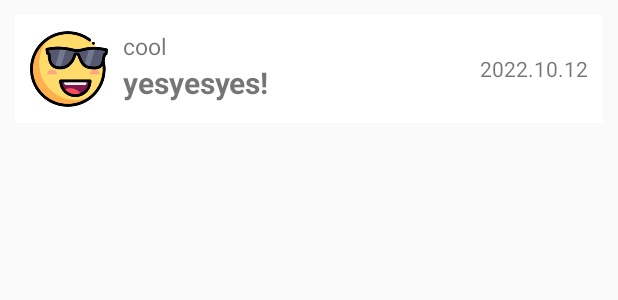
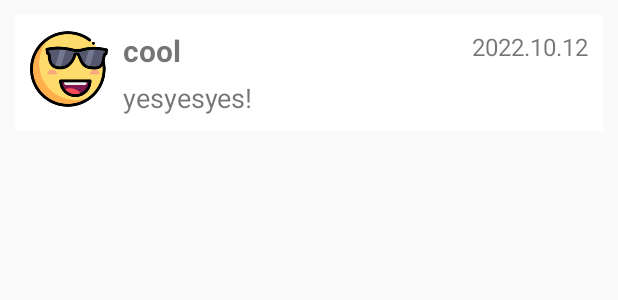
Before and after one commit to cyunyii/Mood-Diary, an Android app: the layout item_detail.xml on its own in the app's theme, with its tools: preview values and no code run, on a phone screen of 412 x 824 dp. Shown: the top 300 px of the screen. Run offline under Robolectric (Android 15) with nearby library versions, the phone set to English and light mode, and no system bars.

Commit message:
modify mainPage

```diff
--- a/app/src/main/java/com/IN6222/myapplication/MainPage.java
+++ b/app/src/main/java/com/IN6222/myapplication/MainPage.java
@@ -37,6 +37,7 @@ public class MainPage extends AppCompatActivity {
     @Override
     protected void onResume() {
         super.onResume();
+        System.out.println("$$$$$$$$$$$$$$$$$$$$ð");
         loadDataBase();
         listView.setOnItemClickListener(new AdapterView.OnItemClickListener() {
             @Override
--- a/app/src/main/java/com/IN6222/myapplication/RecordActivity.java
+++ b/app/src/main/java/com/IN6222/myapplication/RecordActivity.java
@@ -37,7 +37,6 @@ public class RecordActivity extends AppCompatActivity {
     RecordBean recordBean;
     FloatingActionButton saveButton;
 
-
     String time;
 
     //recordBean.id (use to update)
@@ -63,11 +62,13 @@ public class RecordActivity extends AppCompatActivity {
 
         Intent intent=getIntent();
         if(intent!=null){
+
             RecordBean bean=(RecordBean) intent.getSerializableExtra("bean");
             if(bean!=null){
+                System.out.println("55555555555555555555555555555555555");
+                System.out.println("i am bean， and i am not null");
                 this.recordBean=bean;
                 restoreDetail();
-            }
                 firstTimeSave=false;
             }
             else {
@@ -77,6 +78,8 @@ public class RecordActivity extends AppCompatActivity {
                 recordTime.setText(time);
                 initBean();
             }
+        }
+
 
 
 
--- a/app/src/main/res/layout/item_detail.xml
+++ b/app/src/main/res/layout/item_detail.xml
@@ -15,22 +15,25 @@
     <LinearLayout
         android:layout_width="wrap_content"
         android:layout_height="wrap_content"
+        android:layout_marginLeft="10dp"
         android:layout_toRightOf="@id/item_img"
-        android:layout_marginLeft="10dp"
         android:orientation="vertical">
+
         <TextView
             android:id="@+id/item_mood"
             android:layout_width="wrap_content"
             android:layout_height="wrap_content"
-            android:textSize="15sp"
-            android:text="cool"/>
+            android:textStyle="bold"
+            android:text="cool"
+            android:textSize="20sp" />
+
         <TextView
             android:id="@+id/item_title"
             android:layout_width="wrap_content"
             android:layout_height="wrap_content"
+            android:layout_marginTop="5dp"
             android:text="yesyesyes!"
-            android:textSize="20sp"
-            android:textStyle="bold"/>
+            android:textSize="18sp" />
 
     </LinearLayout>
 
@@ -39,9 +42,9 @@
         android:layout_width="wrap_content"
         android:layout_height="wrap_content"
         android:layout_alignParentRight="true"
-            android:text="2022.10.12"
         android:gravity="center"
-            android:layout_centerVertical="true">
+        android:textSize="16sp"
+        android:text="2022.10.12">
 
     </TextView>
 
```
Lines whose indentation alone changed are shown as unchanged.
